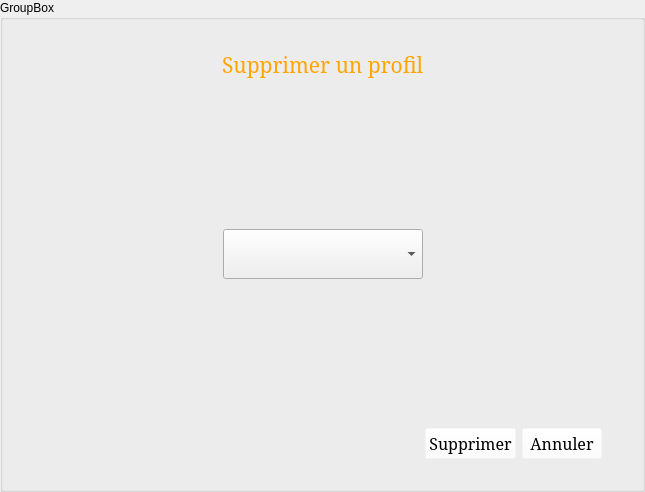
paboccard/Projet_Prog_Jeu, file StreetCar/StreetCar/DeleteProfile.ui: the form before one commit.
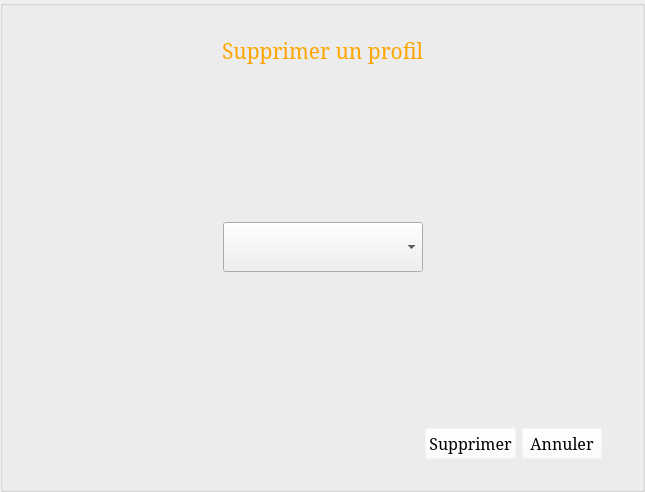
The form after the commit. Icons and pictures are not drawn.

The edit to the form file:
```diff
--- a/StreetCar/StreetCar/DeleteProfile.ui
+++ b/StreetCar/StreetCar/DeleteProfile.ui
@@ -42,7 +42,7 @@
 }</string>
      </property>
      <property name="title">
-      <string>GroupBox</string>
+      <string/>
      </property>
      <layout class="QVBoxLayout" name="verticalLayout">
       <property name="leftMargin">
```
Left out of the diff: 11 changed lines with no effect on the pictures.
